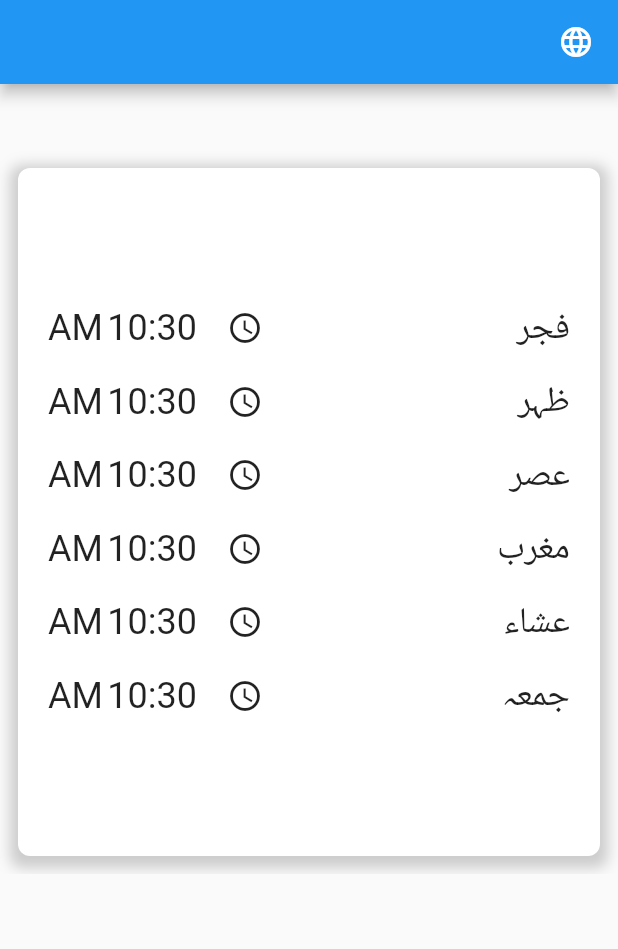
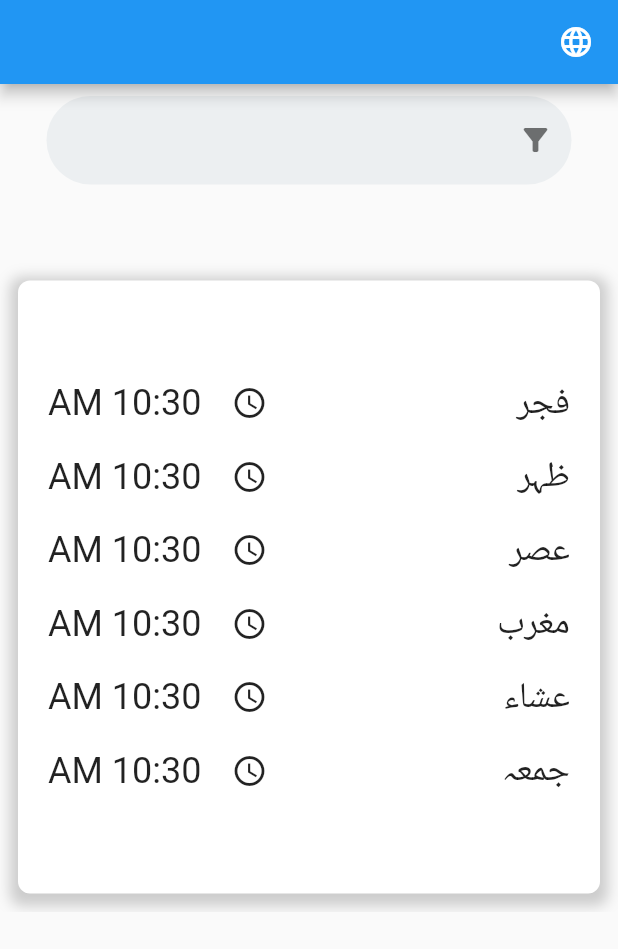
Before and after one commit to Mosque-Timings/mosque_timings, a Flutter app: the screen it shows after launch, on a phone screen of 412 x 824 dp. Shown: the top 949 px of the screen. Run offline on Flutter 3.47's test engine with Material 2 defaults, Android fonts, the phone set to English and light mode, and no system bars; our stand-ins replace firebase_core, firebase_messaging, flutter_local_notifications, get, shared_preferences; accounts and stored records are empty; network calls fail.

```diff
--- a/lib/src/constant/app_constants.dart
+++ b/lib/src/constant/app_constants.dart
@@ -12,3 +12,6 @@ const localHostUrlAndroid = 'http://$localHostAndroid:$port/';
 const localHostWebSocketUrl = 'ws://$localHost:$port/';
 const remoteHosWebSocketUrl = 'ws://$remoteHost:$port';
 const localHostWebSocketUrlAndroid = 'ws://$localHostAndroid:$port/';
+
+// TODO: Remove this when getting token programmatically
+const token = 'cLexA7DEQNW6Ux9hLxc8u4:APA91bE_-2VPbMFS2DgLGQ-RgWA4ZMfd9kfMr5p4zI55MRbAwaUstdbUrgJ2wlcGQ9nvSQ-DijzRcl7piO0uGUUmBNX2rifu_ehKMZjYiv8tK_i4FYweNtFJIGD24fmEjgPk-iGYpUCz';
--- a/lib/src/mvc/views/home.dart
+++ b/lib/src/mvc/views/home.dart
@@ -1,4 +1,5 @@
 import 'package:flutter/material.dart';
+import 'package:mosque_timings/src/widgets/custom_search_bar.dart';
 import 'package:mosque_timings/src/widgets/language_selection.dart';
 import 'package:mosque_timings/src/widgets/mosque_clock.dart';
 import 'package:get/get.dart';
@@ -17,6 +18,39 @@ class Home extends StatelessWidget {
             },
           ),
         ),
-        body: MosqueClock());
+        body: Get.size.width < 650
+            ? Column(
+              children: [
+                CustomSearchBar(),
+                Expanded(child: MosqueClock()),
+              ],
+            )
+            : Get.size.width < 960
+                ? Column(
+                    children: [
+                      CustomSearchBar(),
+                      Expanded(
+                        child: Row(
+                          children: [
+                            Expanded(child: MosqueClock()),
+                            const Expanded(flex: 1, child: SizedBox())
+                          ],
+                        ),
+                      ),
+                    ],
+                  )
+                : Column(
+                    children: [
+                      CustomSearchBar(),
+                      Expanded(
+                        child: Row(
+                          children: [
+                            Expanded(child: MosqueClock()),
+                            const Expanded(flex: 2, child: SizedBox())
+                          ],
+                        ),
+                      ),
+                    ],
+                  ));
   }
 }
--- a/lib/src/services/network/api.dart
+++ /dev/null
@@ -1,49 +0,0 @@
-import 'dart:convert';
-import 'package:http/http.dart';
-import 'package:intl/intl.dart';
-import 'package:mosque_timings/src/constant/app_constants.dart';
-import 'package:mosque_timings/src/mvc/models/mosque_timings.dart';
-
-class API {
-  final url = localHostUrlAndroid;
-  final newMosque = 'new/';
-  final all = 'all/';
-  final mosqueTimings = 'mosque-timings/';
-  final update = 'update/';
-  final userLocations = 'user-locations/';
-
-  Future<Response> getMosqueTimings(String token) async {
-
-    final response =
-        await post(Uri.parse(url + userLocations + "?token=$token"));
-    return response;
-  }
-
-  getAll() async {
-    final response = await get(Uri.parse(url + all));
-    return response;
-  }
-
-  getUserLocations(String token) async{
-    final response = await get(Uri.parse(url + userLocations + "?token=$token"));
-    return response;
-  }
-
-  Future<Response> updateMosqueTimings(MosqueTimings mosqueTimings) async {
-
-    final response = await put(Uri.parse(url + update),
-        body: jsonEncode({
-          "location": mosqueTimings.location,
-          "updated": mosqueTimings.updated.toString(),
-          "fajr": DateFormat("HH:mm").format(mosqueTimings.fajr!),
-          "name": mosqueTimings.name,
-          "asr": DateFormat("HH:mm").format(mosqueTimings.asr!),
-          "isha": DateFormat("HH:mm").format(mosqueTimings.isha!),
-          "duhr": DateFormat("HH:mm").format(mosqueTimings.duhr!),
-          "maghrib": DateFormat("HH:mm").format(mosqueTimings.maghrib!),
-          "friday": DateFormat("HH:mm").format(mosqueTimings.friday!)
-        }));
-
-    return response;
-  }
-}
--- a/lib/src/widgets/custom_search_bar.dart
+++ b/lib/src/widgets/custom_search_bar.dart
@@ -13,7 +13,7 @@ class CustomSearchBar extends StatelessWidget {
   final TextAlignVertical? textAlignVertical;
   final bool? hasIcon;
   final Size? size;
-  const CustomSearchBar({
+  CustomSearchBar({
     Key? key,
     this.initialValue,
     this.controller,
@@ -28,13 +28,19 @@ class CustomSearchBar extends StatelessWidget {
     this.size = const Size(350, 50),
   }) : super(key: key);
 
+  final ValueNotifier<TextDirection> _textDir =
+      ValueNotifier(TextDirection.ltr);
+
   @override
   Widget build(BuildContext context) {
     return Padding(
         padding: const EdgeInsets.all(8.0),
         child: SizedBox(
             width: size!.width,
-            child: TextFormField(
+            child: ValueListenableBuilder<TextDirection>(
+                valueListenable: _textDir,
+                builder: (context, value, child) => TextFormField(
+
                       controller: controller,
                       onChanged: (val) => onChanged!(val),
                       validator: (val) => validator!(val!),
@@ -63,6 +69,7 @@ class CustomSearchBar extends StatelessWidget {
                         hintText: hint,
                         fillColor: Colors.blueGrey.shade50,
                       ),
-            )));
+                    ))));
   }
+
 }
--- a/lib/src/widgets/prayer_clock.dart
+++ b/lib/src/widgets/prayer_clock.dart
@@ -34,7 +34,7 @@ class PrayerClock extends StatelessWidget {
             Padding(
               padding: const EdgeInsets.all(8.0),
               child: Text(
-                  DateFormat.jm().format(prayer?.time ?? DateTime.now()).tr,
+                  DateFormat("hh:mm a").format(prayer?.time ?? DateTime.now()).tr,
                   style: Theme.of(context).textTheme.headline5),
             ),
           ],
```
Also changed, not shown: lib/src/mvc/controllers/mosque_timings_controller.dart (+32 -17 lines), lib/src/services/firebase/firebase_notifiy_config.dart (+2 -5 lines), lib/src/services/localization/localization.dart (+3 -4 lines), lib/src/services/network/network_service.dart (added, +64 -0 lines), 3 other files. Lines whose indentation alone changed are shown as unchanged.
